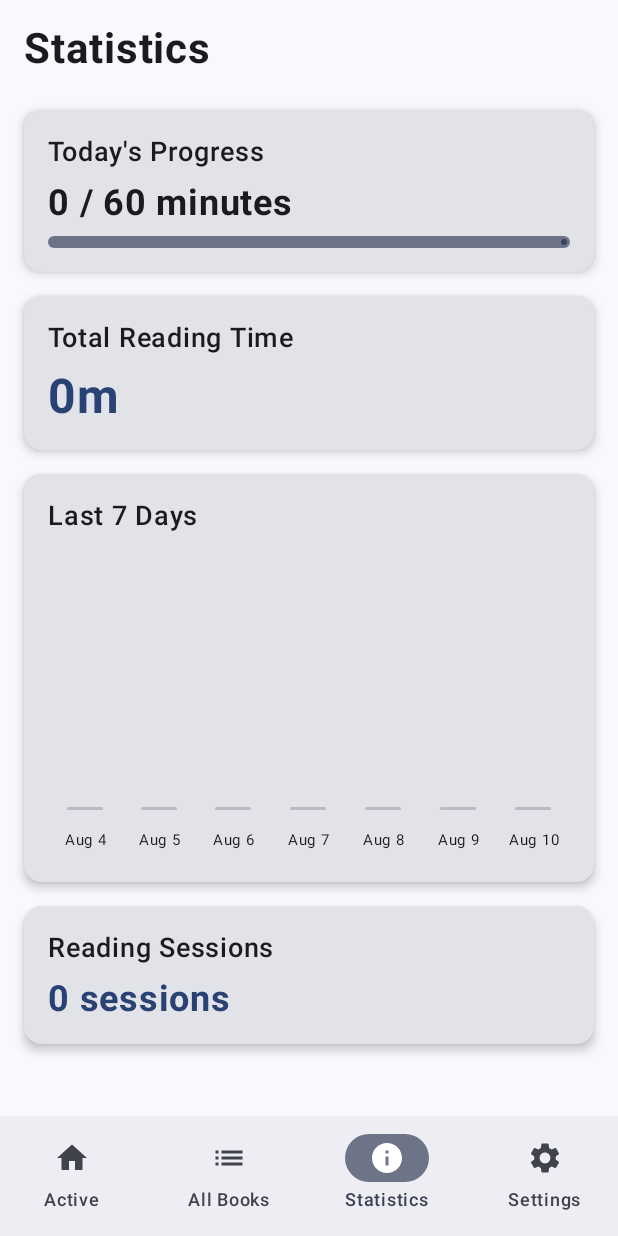
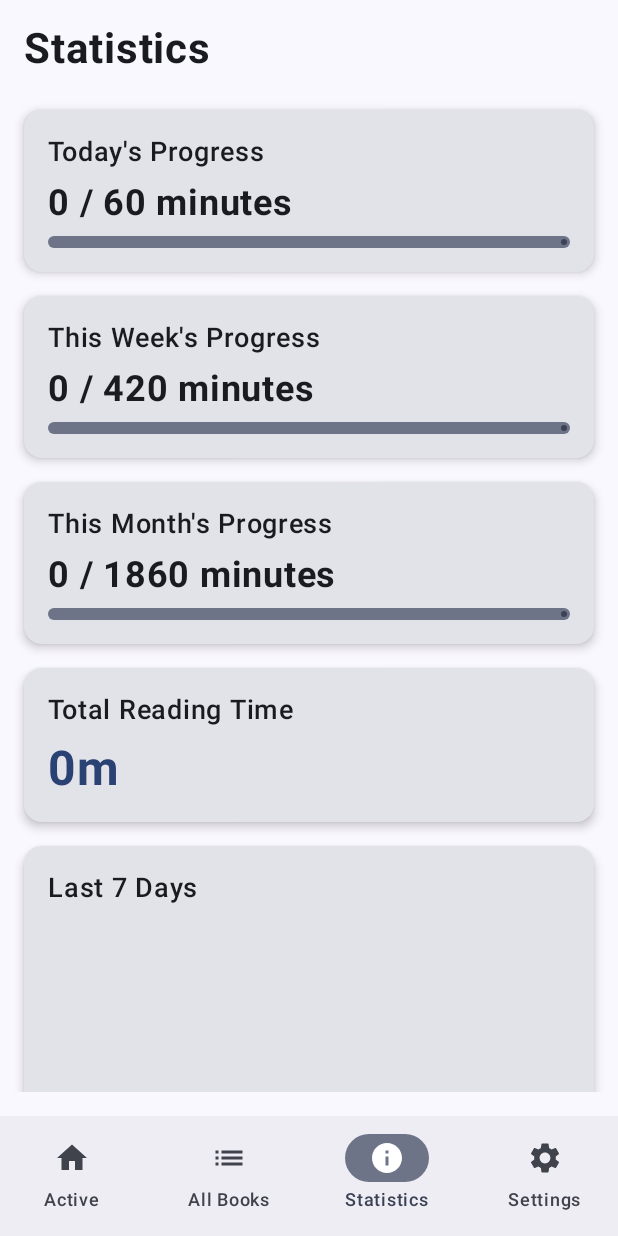
Before and after one commit to vgiane/booktrack, an Android app built with Jetpack Compose: the StatisticsScreen screen opened through its navigation route, on a phone screen of 412 x 824 dp. Run offline under Robolectric (Android 15) with nearby library versions, the phone set to English and light mode, and no system bars; our stand-ins replace Room's generated code.

Commit message:
added statistics

```diff
--- a/kotlin/app/src/main/java/com/example/booktrack/ui/screens/StatisticsScreen.kt
+++ b/kotlin/app/src/main/java/com/example/booktrack/ui/screens/StatisticsScreen.kt
@@ -19,6 +19,9 @@ import java.time.LocalDate
 import java.time.format.DateTimeFormatter
 import java.time.Instant
 import java.time.ZoneId
+import java.time.DayOfWeek
+import java.time.temporal.TemporalAdjusters
+import java.time.YearMonth
 
 @OptIn(ExperimentalMaterial3Api::class)
 @Composable
@@ -26,7 +29,7 @@ fun StatisticsScreen(
     viewModel: BookViewModel
 ) {
     val readingLogs by viewModel.allReadingLogs.collectAsState()
-    val dailyGoal by viewModel.dailyGoal.collectAsState()
+    val dailyGoal by viewModel.dailyGoal.collectAsState(initial = 60) // Default to 60 if not set
 
     // Calculate statistics
     val totalReadingTime = readingLogs.sumOf { it.duration } / 60
@@ -37,6 +40,28 @@ fun StatisticsScreen(
             logDate == today
         }
         .sumOf { it.duration } / 60
+
+    // Calculate This Week's Progress (Monday - Sunday)
+    val startOfWeek = today.with(TemporalAdjusters.previousOrSame(DayOfWeek.MONDAY))
+    val weeklyReadingTime = readingLogs
+        .filter {
+            val logDate = Instant.ofEpochMilli(it.date).atZone(ZoneId.systemDefault()).toLocalDate()
+            !logDate.isBefore(startOfWeek) && !logDate.isAfter(today) // Count from Monday up to today
+        }
+        .sumOf { it.duration } / 60
+    val weeklyGoal = (dailyGoal ?: 60) * 7
+
+    // Calculate This Month's Progress
+    val currentYearMonth = YearMonth.from(today)
+    val startOfMonth = today.with(TemporalAdjusters.firstDayOfMonth())
+    val monthlyReadingTime = readingLogs
+        .filter {
+            val logDate = Instant.ofEpochMilli(it.date).atZone(ZoneId.systemDefault()).toLocalDate()
+            !logDate.isBefore(startOfMonth) && !logDate.isAfter(today) // Count from start of month up to today
+        }
+        .sumOf { it.duration } / 60
+    val daysInMonth = currentYearMonth.lengthOfMonth()
+    val monthlyGoal = (dailyGoal ?: 60) * daysInMonth
 
     // Calculate last 7 days data
     val last7Days = (0..6).map { daysAgo ->
@@ -93,8 +118,8 @@ fun StatisticsScreen(
                         MaterialTheme.colorScheme.onSurface
                 )
 
-                val progress = if (dailyGoal != null && dailyGoal!! > 0) {
-                    (todayReadingTime.toFloat() / dailyGoal!!).coerceAtMost(1f)
+                val progress = if ((dailyGoal ?: 0) > 0) {
+                    (todayReadingTime.toFloat() / (dailyGoal ?: 60)).coerceAtMost(1f)
                 } else 0f
 
                 LinearProgressIndicator(
@@ -108,7 +133,98 @@ fun StatisticsScreen(
                     else
                         MaterialTheme.colorScheme.secondary,
                     trackColor = ProgressIndicatorDefaults.linearTrackColor,
-                strokeCap = ProgressIndicatorDefaults.LinearStrokeCap,
+                )
+            }
+        }
+
+        // This Week's Progress Card
+        Card(
+            modifier = Modifier
+                .fillMaxWidth()
+                .padding(bottom = 16.dp),
+            elevation = CardDefaults.cardElevation(defaultElevation = 4.dp)
+        ) {
+            Column(
+                modifier = Modifier.padding(16.dp)
+            ) {
+                Text(
+                    text = "This Week's Progress",
+                    fontSize = 18.sp,
+                    fontWeight = FontWeight.SemiBold,
+                    modifier = Modifier.padding(bottom = 8.dp)
+                )
+
+                Text(
+                    text = "$weeklyReadingTime / $weeklyGoal minutes",
+                    fontSize = 24.sp,
+                    fontWeight = FontWeight.Bold,
+                    color = if (weeklyReadingTime >= weeklyGoal)
+                        MaterialTheme.colorScheme.primary
+                    else
+                        MaterialTheme.colorScheme.onSurface
+                )
+
+                val weeklyProgressAmount = if (weeklyGoal > 0) {
+                    (weeklyReadingTime.toFloat() / weeklyGoal).coerceAtMost(1f)
+                } else 0f
+
+                LinearProgressIndicator(
+                    progress = { weeklyProgressAmount },
+                    modifier = Modifier
+                        .fillMaxWidth()
+                        .padding(top = 8.dp)
+                        .height(8.dp),
+                    color = if (weeklyProgressAmount >= 1f)
+                        MaterialTheme.colorScheme.primary
+                    else
+                        MaterialTheme.colorScheme.secondary,
+                    trackColor = ProgressIndicatorDefaults.linearTrackColor,
+                )
+            }
+        }
+
+        // This Month's Progress Card
+        Card(
+            modifier = Modifier
+                .fillMaxWidth()
+                .padding(bottom = 16.dp),
+            elevation = CardDefaults.cardElevation(defaultElevation = 4.dp)
+        ) {
+            Column(
+                modifier = Modifier.padding(16.dp)
+            ) {
+                Text(
+                    text = "This Month's Progress",
+                    fontSize = 18.sp,
+                    fontWeight = FontWeight.SemiBold,
+                    modifier = Modifier.padding(bottom = 8.dp)
+                )
+
+                Text(
+                    text = "$monthlyReadingTime / $monthlyGoal minutes",
+                    fontSize = 24.sp,
+                    fontWeight = FontWeight.Bold,
+                    color = if (monthlyReadingTime >= monthlyGoal)
+                        MaterialTheme.colorScheme.primary
+                    else
+                        MaterialTheme.colorScheme.onSurface
+                )
+
+                val monthlyProgressAmount = if (monthlyGoal > 0) {
+                    (monthlyReadingTime.toFloat() / monthlyGoal).coerceAtMost(1f)
+                } else 0f
+
+                LinearProgressIndicator(
+                    progress = { monthlyProgressAmount },
+                    modifier = Modifier
+                        .fillMaxWidth()
+                        .padding(top = 8.dp)
+                        .height(8.dp),
+                    color = if (monthlyProgressAmount >= 1f)
+                        MaterialTheme.colorScheme.primary
+                    else
+                        MaterialTheme.colorScheme.secondary,
+                    trackColor = ProgressIndicatorDefaults.linearTrackColor,
                 )
             }
         }
```
Lines whose indentation alone changed are shown as unchanged.
